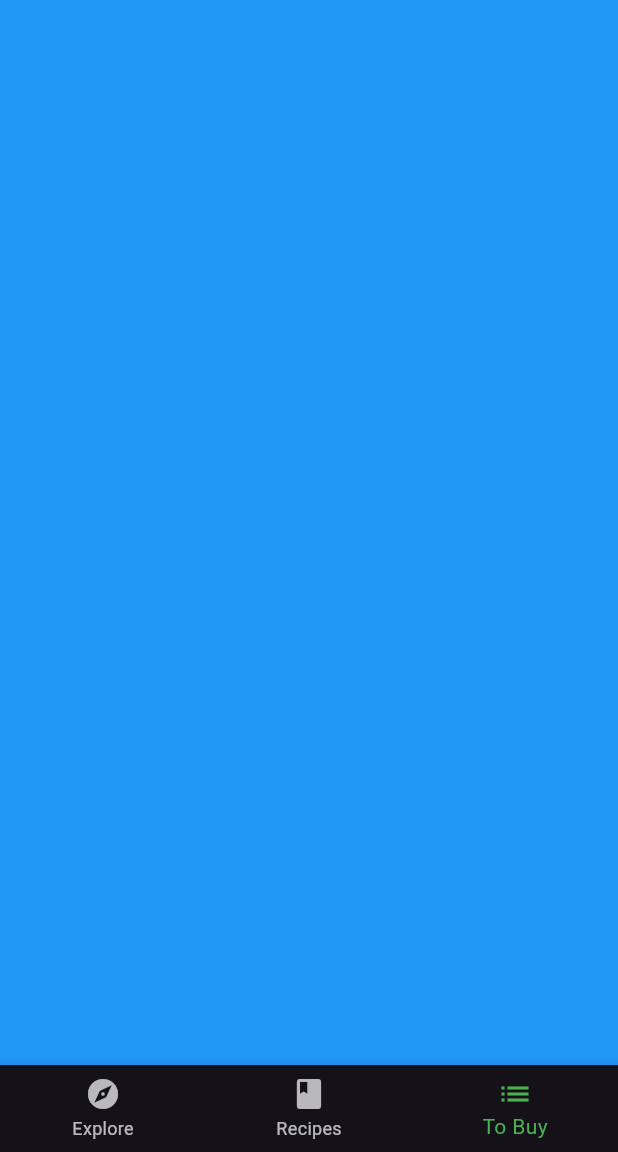
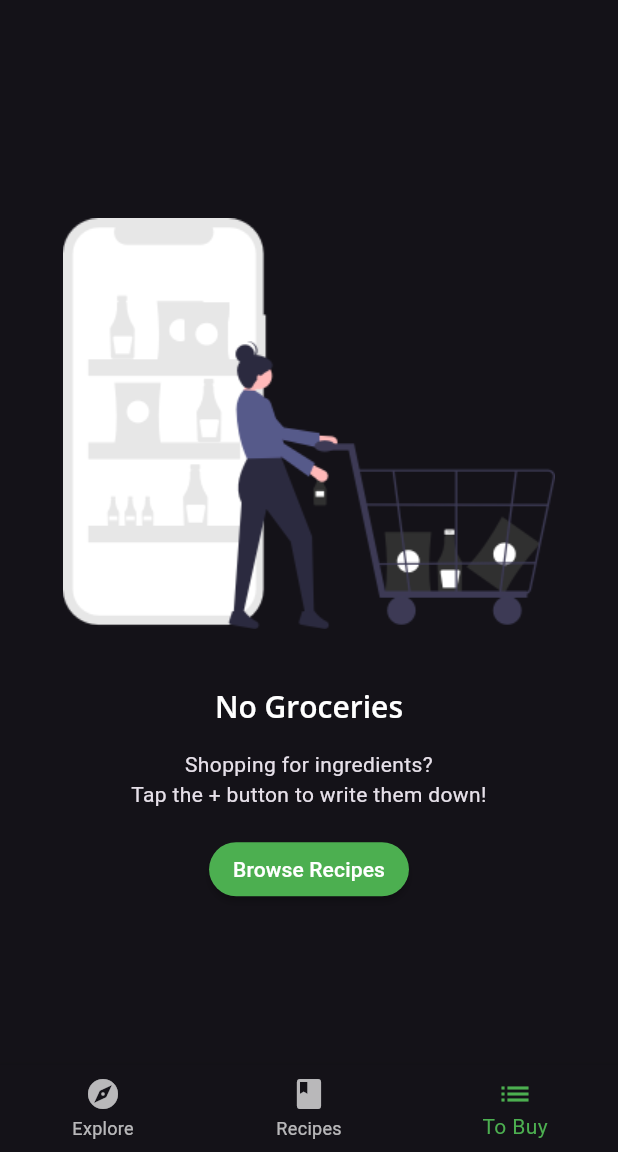
Before and after one commit to Mopheshi/FlutterApps, a Flutter app: the screen it shows after launch, item 3 of the bottom bar chosen, on a phone screen of 412 x 824 dp, the part 84-1236 px from its top. Run offline on Flutter 3.47's test engine with Material 3 defaults, Android fonts, the phone set to English and light mode, and no system bars; our stand-ins replace google_fonts.

Commit message:
Implementing Grocery Screen

```diff
--- a/lib/home.dart
+++ b/lib/home.dart
@@ -1,6 +1,9 @@
 import 'package:flutter/material.dart';
+import 'package:provider/provider.dart';
 
+import 'models/models.dart';
 import 'screens/explore_screen.dart';
+import 'screens/grocery_screen.dart';
 import 'screens/recipes_screen.dart';
 
 class Home extends StatefulWidget {
@@ -11,24 +14,26 @@ class Home extends StatefulWidget {
 }
 
 class HomeState extends State<Home> {
-  int _selectedIndex = 0;
+  // int _selectedIndex = 0;
 
   static List<Widget> pages = <Widget>[
     ExploreScreen(),
     RecipesScreen(),
-    // TODO: Replace with grocery screen
+    GroceryScreen(),
     Container(color: Colors.blue),
   ];
 
-  void _onItemTapped(int index) {
-    setState(() {
-      _selectedIndex = index;
-    });
-  }
+  // void _onItemTapped(int index) {
+  //   setState(() {
+  //     _selectedIndex = index;
+  //   });
+  // }
 
   @override
   Widget build(BuildContext context) {
-    // TODO: Wrap inside a Consumer Widget
+    // Wraps all the widgets inside Consumer. When TabManager changes, the widgets
+    // below it will rebuild.
+    return Consumer<TabManager>(builder: (context, tabManager, child) {
       return Scaffold(
         appBar: AppBar(
           title: Text(
@@ -36,11 +41,19 @@ class HomeState extends State<Home> {
             style: Theme.of(context).textTheme.headline6,
           ),
         ),
-      body: pages[_selectedIndex],
+        // Displays the correct page widget, based on the current tab index.
+        // TODO: Replace body
+        body: pages[tabManager.selectedTab],
         bottomNavigationBar: BottomNavigationBar(
-        selectedItemColor: Theme.of(context).textSelectionTheme.selectionColor,
-        currentIndex: _selectedIndex,
-        onTap: _onItemTapped,
+          selectedItemColor:
+              Theme.of(context).textSelectionTheme.selectionColor,
+          // Sets the current index of BottomNavigationBar.
+          currentIndex: tabManager.selectedTab,
+          onTap: (index) {
+            // Calls tabManager.goToTab() when the user taps a different tab, to notify other
+            // widgets that the index changed.
+            tabManager.goToTab(index);
+          },
           items: const [
             BottomNavigationBarItem(
               icon: Icon(Icons.explore),
@@ -57,5 +70,6 @@ class HomeState extends State<Home> {
           ],
         ),
       );
+    });
   }
 }
--- a/lib/main.dart
+++ b/lib/main.dart
@@ -1,7 +1,9 @@
 import 'package:flutter/material.dart';
+import 'package:provider/provider.dart';
 
 import 'fooderlich_theme.dart';
 import 'home.dart';
+import 'models/models.dart';
 
 void main() {
   runApp(const Fooderlich());
@@ -16,8 +18,17 @@ class Fooderlich extends StatelessWidget {
     return MaterialApp(
       theme: theme,
       title: 'Fooderlich',
-      // TODO: Replace this with MultiProvider
-      home: const Home(),
+      // You assign MultiProvider as a property of Home. This accepts a list of providers
+      // for Home’s descendant widgets to access.
+      home: MultiProvider(
+        providers: [
+          // ChangeNotifierProvider creates an instance of TabManager, which listens to
+          // tab index changes and notifies its listeners.
+          ChangeNotifierProvider(create: (context) => TabManager())
+          // TODO: Add GroceryManager Provider
+        ],
+        child: const Home(),
+      ),
     );
   }
 }
--- a/lib/models/models.dart
+++ b/lib/models/models.dart
@@ -1,4 +1,7 @@
 export 'explore_data.dart';
 export 'explore_recipe.dart';
+export 'grocery_item.dart';
 export 'post.dart';
 export 'simple_recipe.dart';
+export 'tab_manager.dart';
+export 'grocery_manager.dart';
--- /dev/null
+++ b/lib/models/tab_manager.dart
@@ -0,0 +1,23 @@
+import 'package:flutter/material.dart';
+
+// TabManager extends ChangeNotifier. This allows the object to provide change
+// notifications to its listeners.
+class TabManager extends ChangeNotifier {
+  // selectedTab keeps track of which tab the user tapped.
+  int selectedTab = 0;
+
+  // goToTab() is a simple function that modifies the current tab index.
+  void goToTab(index) {
+    // Stores the index of the new tab the user tapped.
+    selectedTab = index;
+    // Calls notifyListeners() to notify all widgets listening to this state.
+    notifyListeners();
+  }
+
+  // goToRecipes() is a specific function that sets selectedTab to the Recipes tab, which is at index 1.
+  void goToRecipes() {
+    selectedTab = 1;
+    // Notifies all widgets listening to TabManager that Recipes (index = 1) is the selected tab.
+    notifyListeners();
+  }
+}
--- /dev/null
+++ b/lib/screens/empty_grocery_screen.dart
@@ -0,0 +1,57 @@
+import 'package:flutter/material.dart';
+import 'package:provider/provider.dart';
+
+import '../models/models.dart';
+
+class EmptyGroceryScreen extends StatelessWidget {
+  const EmptyGroceryScreen({super.key});
+
+  @override
+  Widget build(BuildContext context) {
+    // Padding: Adds 30 pixels on all sides.
+    return Padding(
+      padding: const EdgeInsets.all(30.0),
+      // Center: Places all the other widgets in the center.
+      child: Center(
+        // Column: Handles the vertical layouts of the other widgets.
+        child: Column(
+          mainAxisAlignment: MainAxisAlignment.center,
+          children: [
+            // Flexible gives a child the ability to fill the available space in the main axis.
+            Flexible(
+              // AspectRatio sizes its child to the specified aspectRatio. Although aspectRatio
+              // is a double, the Flutter documentation recommends writing it as width /
+              // height instead of the calculated result. In this case, we want a square aspect
+              // ratio of 1 / 1 and not 1.0.
+              child: AspectRatio(
+                aspectRatio: 1 / 1,
+                child: Image.asset('assets/fooderlich_assets/empty_list.png'),
+              ),
+            ),
+            // Empty screen title
+            Text('No Groceries', style: Theme.of(context).textTheme.headline6),
+            // Empty screen subtitle
+            const SizedBox(height: 16.0),
+            const Text(
+              'Shopping for ingredients?\nTap the + button to write them down!',
+              textAlign: TextAlign.center,
+            ),
+            const SizedBox(height: 16.0),
+            // Browse recipes button
+            MaterialButton(
+              textColor: Colors.white,
+              shape: RoundedRectangleBorder(
+                borderRadius: BorderRadius.circular(30.0),
+              ),
+              color: Colors.green,
+              onPressed: () {
+                Provider.of<TabManager>(context, listen: false).goToRecipes();
+              },
+              child: const Text('Browse Recipes'),
+            ),
+          ],
+        ),
+      ),
+    );
+  }
+}
--- /dev/null
+++ b/lib/screens/grocery_screen.dart
@@ -0,0 +1,14 @@
+import 'package:flutter/material.dart';
+
+import 'empty_grocery_screen.dart';
+
+class GroceryScreen extends StatelessWidget {
+  const GroceryScreen({super.key});
+
+  @override
+  Widget build(BuildContext context) {
+    // TODO: Add a scaffold widget
+    return const EmptyGroceryScreen();
+    // TODO: Add buildGroceryScreen
+  }
+}
--- a/pubspec.yaml
+++ b/pubspec.yaml
@@ -11,6 +11,7 @@ dependencies:
   flutter:
     sdk: flutter
   google_fonts: ^6.1.0
+  provider: ^6.0.3
 
 dev_dependencies:
   flutter_test:
```
Also changed, not shown: lib/models/grocery_item.dart (added, +50 -0 lines), lib/models/grocery_manager.dart (added), pubspec.lock. Lines whose indentation alone changed are shown as unchanged.
